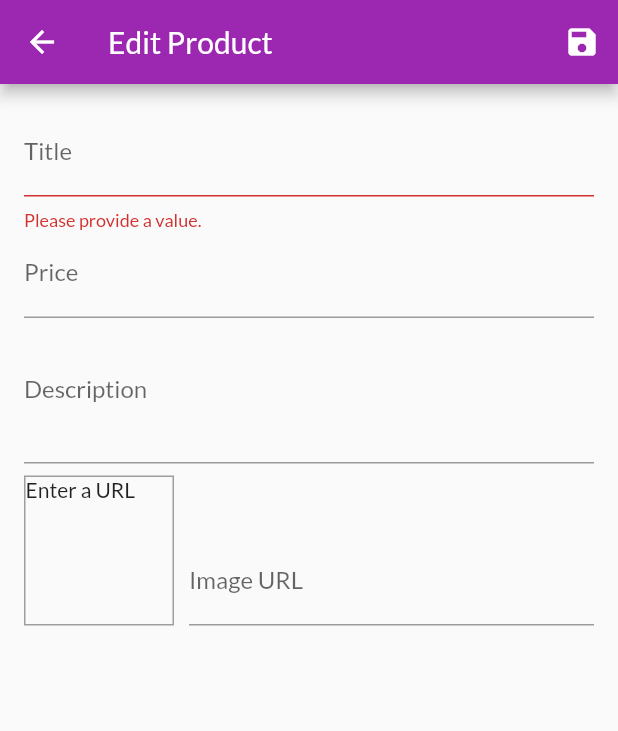
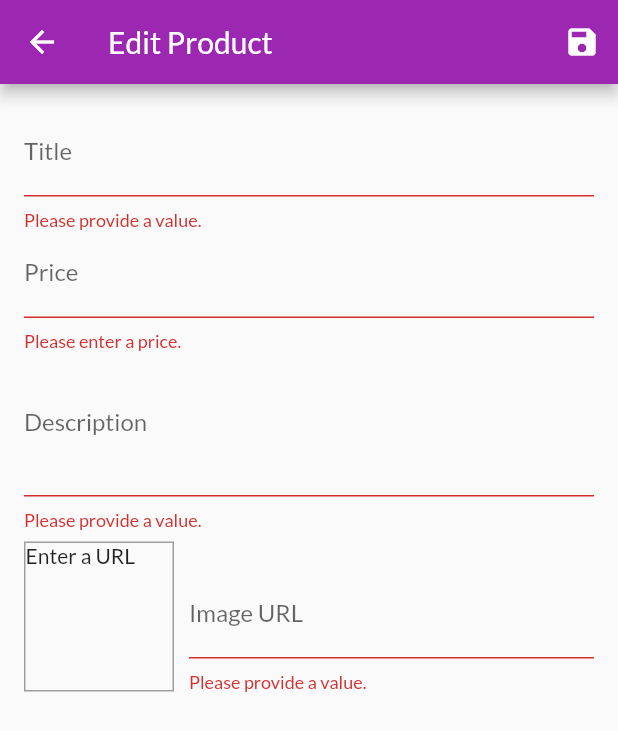
Before and after one commit to angelo24983/shop_app, a Flutter app: the EditProductScreen screen opened by its route, after a tap on the "save" icon, on a phone screen of 412 x 824 dp. Shown: the top 731 px of the screen. Run offline on Flutter 3.47's test engine with Material 2 defaults, Android fonts, the phone set to English and light mode, and no system bars; network calls fail.

Commit message:
implemetate le funzionalità per l'editing e la cancellazione degli elementi nello shop

```diff
--- a/lib/screens/edit_product_screen.dart
+++ b/lib/screens/edit_product_screen.dart
@@ -1,5 +1,7 @@
 import 'package:flutter/material.dart';
+import 'package:provider/provider.dart';
 import 'package:shop_app/providers/product.dart';
+import 'package:shop_app/providers/products.dart';
 
 class EditProductScreen extends StatefulWidget {
   static const routeName = '/edit-product';
@@ -18,6 +20,13 @@ class _EditProductScreenState extends State<EditProductScreen> {
     imageUrl: '',
     price: 0,
   );
+  var _initValues = {
+    'title': '',
+    'description': '',
+    'price': '',
+    'imageUrl': '',
+  };
+  var _isInit = true;
 
   @override
   void dispose() {
@@ -33,10 +42,37 @@ class _EditProductScreenState extends State<EditProductScreen> {
     super.initState();
   }
 
+  @override
+  void didChangeDependencies() {
+    if (_isInit) {
+      final productId = ModalRoute.of(context).settings.arguments as String;
+      if (productId != null) {
+        _editedProduct =
+            Provider.of<Products>(context, listen: false).findById(productId);
+        _initValues = {
+          'title': _editedProduct.title,
+          'description': _editedProduct.description,
+          'price': _editedProduct.price.toString(),
+          'imageUrl': '',
+        };
+        _imageUrlController.text = _editedProduct.imageUrl;
+      }
+    }
+    _isInit = false;
+    super.didChangeDependencies();
+  }
+
   void _updateImageUrl() {
     if (!_imageUrlFocusNode.hasFocus) {
-      setState(() {});
+      if ((!_imageUrlController.text.startsWith('http') &&
+              !_imageUrlController.text.startsWith('https')) ||
+          (!_imageUrlController.text.endsWith('.png') &&
+              !_imageUrlController.text.endsWith('.jpeg') &&
+              !_imageUrlController.text.endsWith('.jpg'))) {
+        return;
+      }
     }
+    setState(() {});
   }
 
   void _saveForm() {
@@ -45,10 +81,14 @@ class _EditProductScreenState extends State<EditProductScreen> {
       return;
     }
     _form.currentState.save();
-    print(_editedProduct.title);
-    print(_editedProduct.price);
-    print(_editedProduct.description);
-    print(_editedProduct.imageUrl);
+    if (_editedProduct.id != null) {
+      Provider.of<Products>(context, listen: false)
+          .updateProduct(_editedProduct.id, _editedProduct);
+    } else {
+      Provider.of<Products>(context, listen: false).addProduct(_editedProduct);
+    }
+
+    Navigator.of(context).pop();
   }
 
   @override
@@ -70,6 +110,7 @@ class _EditProductScreenState extends State<EditProductScreen> {
           child: ListView(
             children: [
               TextFormField(
+                initialValue: _initValues['title'],
                 decoration: InputDecoration(labelText: 'Title'),
                 textInputAction: TextInputAction.next,
                 validator: (value) {
@@ -85,13 +126,27 @@ class _EditProductScreenState extends State<EditProductScreen> {
                     price: _editedProduct.price,
                     imageUrl: _editedProduct.imageUrl,
                     id: _editedProduct.id,
+                    isFavorite: _editedProduct.isFavorite,
                   );
                 },
               ),
               TextFormField(
+                initialValue: _initValues['price'],
                 decoration: InputDecoration(labelText: 'Price'),
                 textInputAction: TextInputAction.next,
                 keyboardType: TextInputType.number,
+                validator: (value) {
+                  if (value.isEmpty) {
+                    return 'Please enter a price.';
+                  }
+                  if (double.tryParse(value) == null) {
+                    return 'Please enter a valid number.';
+                  }
+                  if (double.parse(value) <= 0) {
+                    return 'Please enter a number greater than zdero.';
+                  }
+                  return null;
+                },
                 onSaved: (value) {
                   _editedProduct = Product(
                     title: _editedProduct.title,
@@ -99,13 +154,24 @@ class _EditProductScreenState extends State<EditProductScreen> {
                     price: double.parse(value),
                     imageUrl: _editedProduct.imageUrl,
                     id: _editedProduct.id,
+                    isFavorite: _editedProduct.isFavorite,
                   );
                 },
               ),
               TextFormField(
+                initialValue: _initValues['description'],
                 decoration: InputDecoration(labelText: 'Description'),
                 maxLines: 3,
                 keyboardType: TextInputType.multiline,
+                validator: (value) {
+                  if (value.isEmpty) {
+                    return 'Please provide a value.';
+                  }
+                  if (value.length < 10) {
+                    return 'Description should be at least 10 characters long.';
+                  }
+                  return null;
+                },
                 onSaved: (value) {
                   _editedProduct = Product(
                     title: _editedProduct.title,
@@ -113,6 +179,7 @@ class _EditProductScreenState extends State<EditProductScreen> {
                     price: _editedProduct.price,
                     imageUrl: _editedProduct.imageUrl,
                     id: _editedProduct.id,
+                    isFavorite: _editedProduct.isFavorite,
                   );
                 },
               ),
@@ -151,6 +218,21 @@ class _EditProductScreenState extends State<EditProductScreen> {
                       onFieldSubmitted: (_) {
                         _saveForm();
                       },
+                      validator: (value) {
+                        if (value.isEmpty) {
+                          return 'Please provide a value.';
+                        }
+                        if (!value.startsWith('http') &&
+                            !value.startsWith('https')) {
+                          return 'Please enter a valid URL.';
+                        }
+                        if (!value.endsWith('.png') &&
+                            !value.endsWith('.jpeg') &&
+                            !value.endsWith('.jpg')) {
+                          return 'Please enter a valid image URL.';
+                        }
+                        return null;
+                      },
                       onSaved: (value) {
                         _editedProduct = Product(
                           title: _editedProduct.title,
@@ -158,6 +240,7 @@ class _EditProductScreenState extends State<EditProductScreen> {
                           price: _editedProduct.price,
                           imageUrl: value,
                           id: _editedProduct.id,
+                          isFavorite: _editedProduct.isFavorite,
                         );
                       },
                     ),
--- a/lib/screens/user_products_screen.dart
+++ b/lib/screens/user_products_screen.dart
@@ -30,6 +30,7 @@ class UserProductsScreen extends StatelessWidget {
           itemBuilder: (_, i) => Column(
             children: [
               UserProductItem(
+                productsData.items[i].id,
                 productsData.items[i].title,
                 productsData.items[i].imageUrl,
               ),
--- a/lib/widgets/order_item.dart
+++ b/lib/widgets/order_item.dart
@@ -1,5 +1,4 @@
 import 'dart:math';
-import 'dart:ui';
 
 import 'package:flutter/material.dart';
 import 'package:intl/intl.dart';
```
Also changed, not shown: lib/providers/products.dart (+23 -1 lines), lib/widgets/user_product_item.dart (+12 -3 lines).
